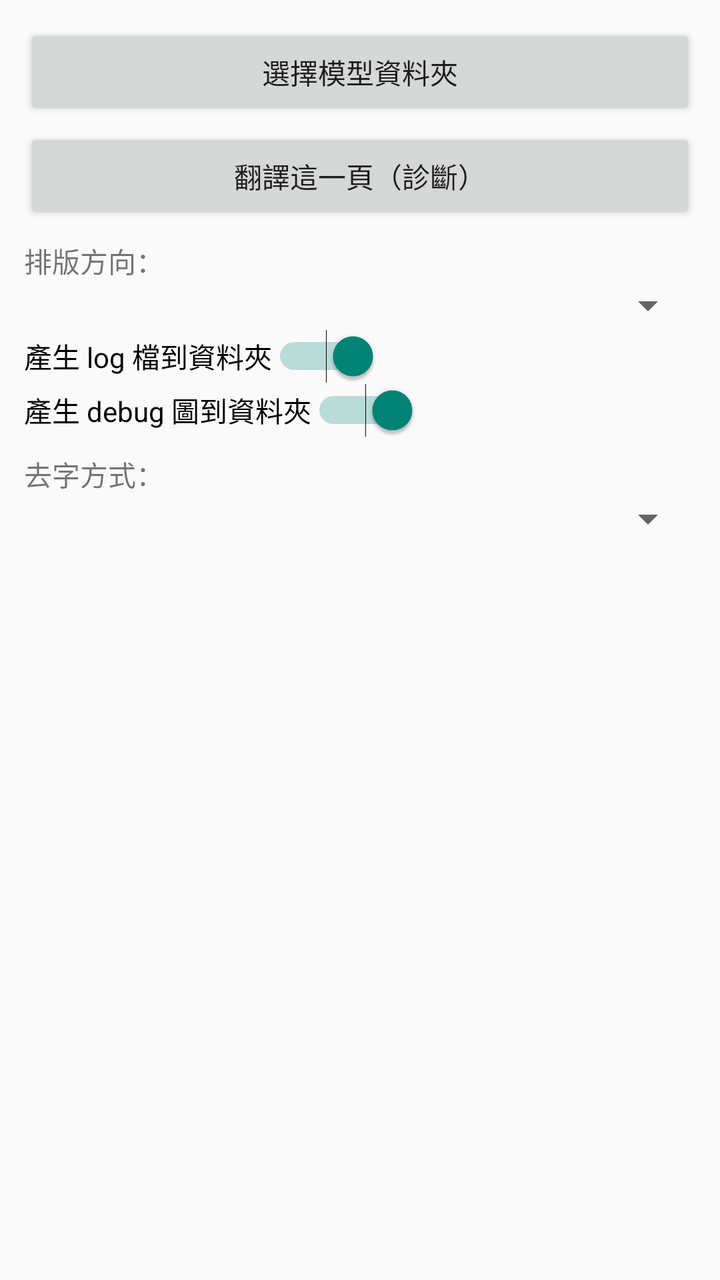
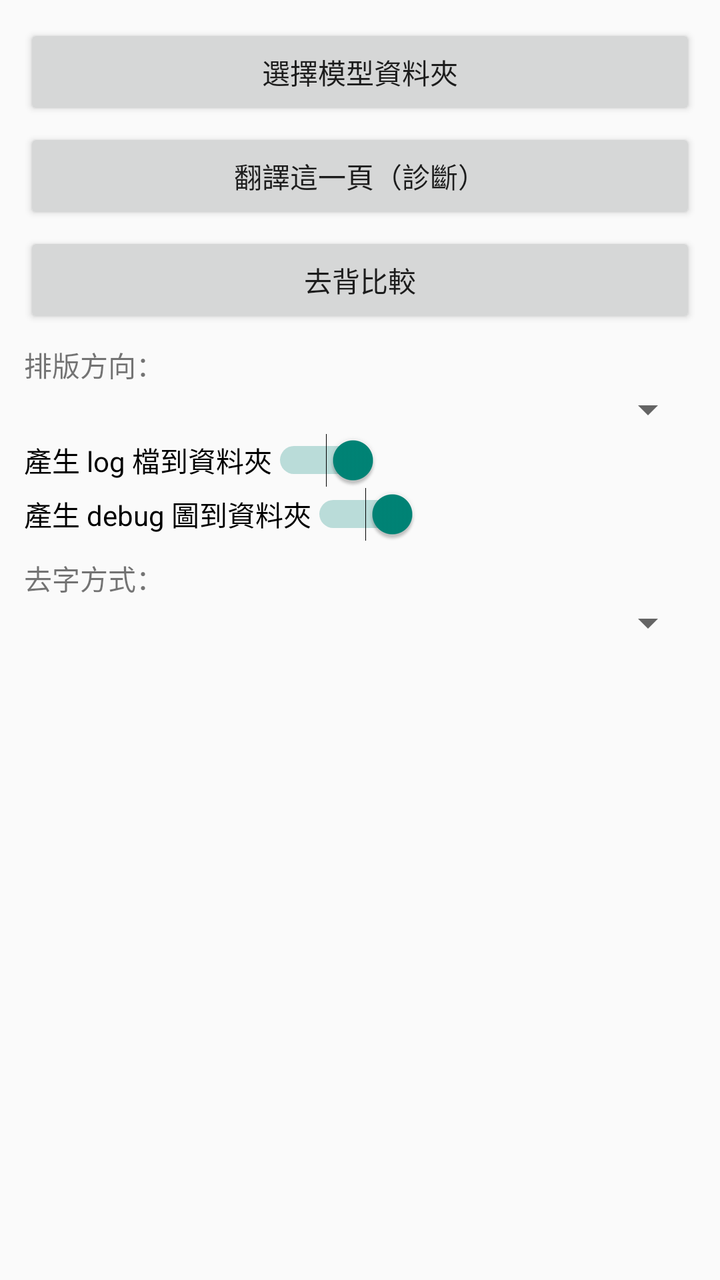

An Android layout rendered at two revisions. The XML below is the earlier revision; the diff shows what the commit changed to produce the second picture.
<!-- AndroidManifest.xml: application theme Theme.AppCompat.DayNight.NoActionBar -->
<!-- res/layout/activity_main.xml -->
<?xml version="1.0" encoding="utf-8"?>
<ScrollView xmlns:android="http://schemas.android.com/apk/res/android"
    android:id="@+id/scroll"
    android:layout_width="match_parent"
    android:layout_height="match_parent"
    android:fillViewport="true">

    <LinearLayout
        android:id="@+id/container"
        android:layout_width="match_parent"
        android:layout_height="wrap_content"
        android:orientation="vertical"
        android:padding="12dp">

        <Button
            android:id="@+id/pickFolderButton"
            android:layout_width="match_parent"
            android:layout_height="wrap_content"
            android:text="選擇模型資料夾" />

        <Button
            android:id="@+id/detectButton"
            android:layout_width="match_parent"
            android:layout_height="wrap_content"
            android:layout_marginTop="4dp"
            android:text="翻譯這一頁（診斷）" />

        <TextView
            android:id="@+id/orientLabel"
            android:layout_width="wrap_content"
            android:layout_height="wrap_content"
            android:layout_marginTop="8dp"
            android:text="排版方向：" />

        <Spinner
            android:id="@+id/orientSpinner"
            android:layout_width="match_parent"
            android:layout_height="wrap_content" />

        <Switch
            android:id="@+id/genLogSwitch"
            android:layout_width="wrap_content"
            android:layout_height="wrap_content"
            android:checked="true"
            android:text="產生 log 檔到資料夾" />

        <Switch
            android:id="@+id/genImgSwitch"
            android:layout_width="wrap_content"
            android:layout_height="wrap_content"
            android:checked="true"
            android:text="產生 debug 圖到資料夾" />

        <TextView
            android:id="@+id/inpaintLabel"
            android:layout_width="wrap_content"
            android:layout_height="wrap_content"
            android:layout_marginTop="8dp"
            android:text="去字方式：" />

        <Spinner
            android:id="@+id/inpaintSpinner"
            android:layout_width="match_parent"
            android:layout_height="wrap_content" />

        <TextView
            android:id="@+id/logText"
            android:layout_width="match_parent"
            android:layout_height="wrap_content"
            android:layout_marginTop="8dp"
            android:fontFamily="monospace"
            android:textSize="12sp"
            android:textIsSelectable="true"
            android:text="" />

    </LinearLayout>
</ScrollView>
<!-- resources referenced by this layout -->
<resources>

</resources>

<!-- the commit's change to res/layout/activity_main.xml (unified diff, before → after) -->
@@ -24,6 +24,13 @@
             android:layout_height="wrap_content"
             android:layout_marginTop="4dp"
             android:text="翻譯這一頁（診斷）" />
+
+        <Button
+            android:id="@+id/inpaintCompareButton"
+            android:layout_width="match_parent"
+            android:layout_height="wrap_content"
+            android:layout_marginTop="4dp"
+            android:text="去背比較" />
 
         <TextView
             android:id="@+id/orientLabel"
